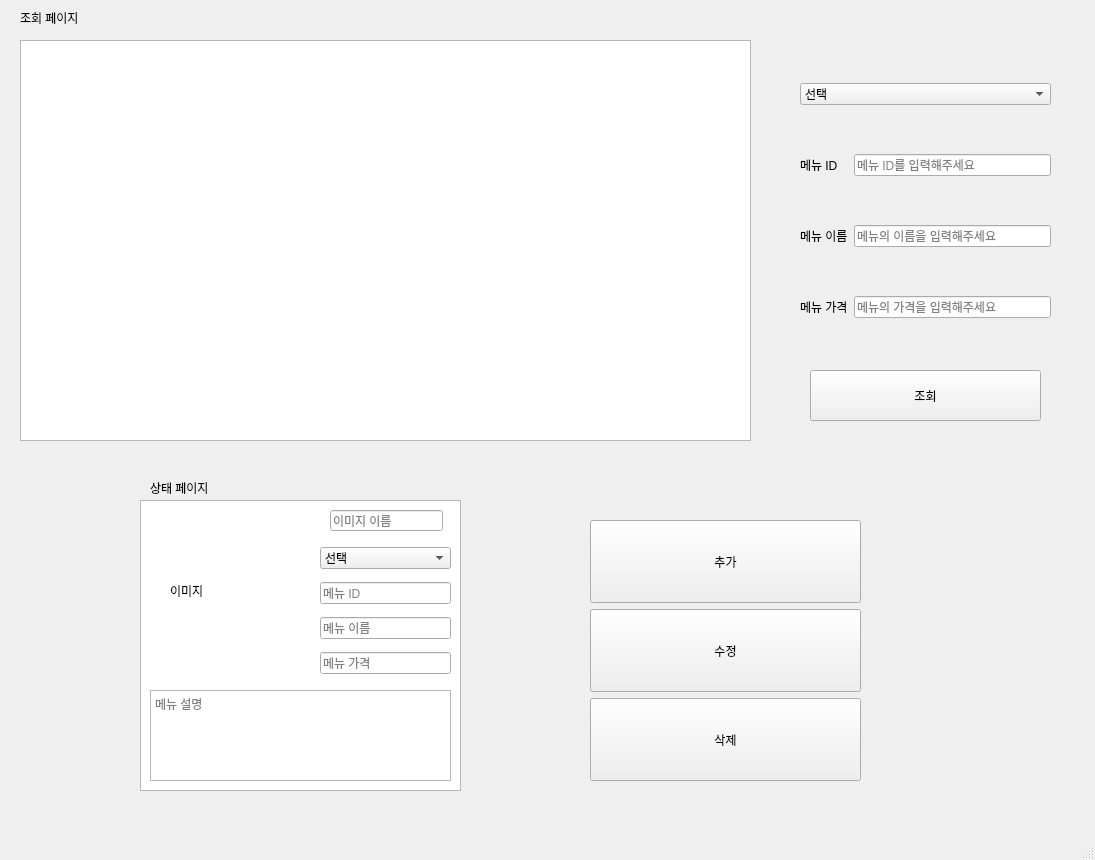
Qt form ui/manager.ui (BSEom/miniP_kiosk) before a commit.
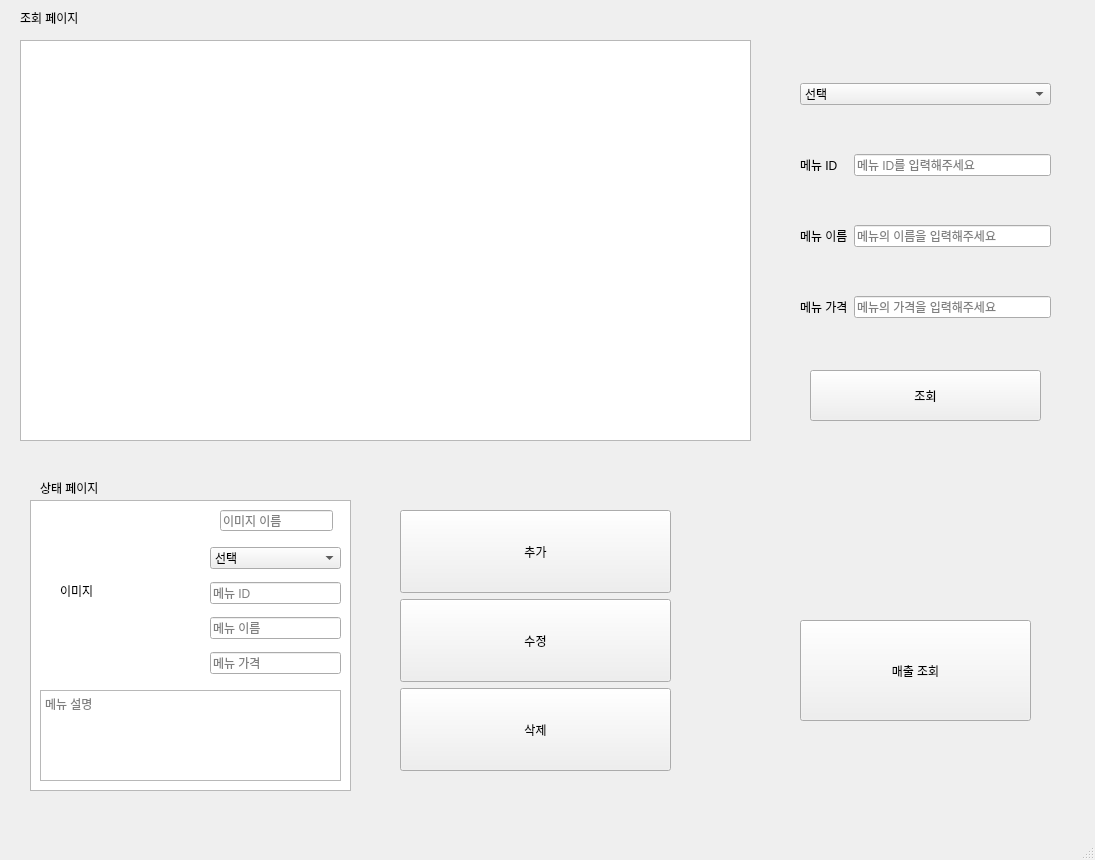
The same form after that commit.

Commit message: 0329 manager ui 수정

Patch:
```diff
--- a/ui/manager.ui
+++ b/ui/manager.ui
@@ -17,8 +17,8 @@
    <widget class="QWidget" name="verticalLayoutWidget_2">
     <property name="geometry">
      <rect>
-      <x>590</x>
-      <y>520</y>
+      <x>400</x>
+      <y>510</y>
       <width>271</width>
       <height>261</height>
      </rect>
@@ -203,7 +203,7 @@
    <widget class="QLabel" name="label_2">
     <property name="geometry">
      <rect>
-      <x>150</x>
+      <x>40</x>
       <y>480</y>
       <width>101</width>
       <height>16</height>
@@ -239,7 +239,7 @@
    <widget class="QTableWidget" name="tblMenu2">
     <property name="geometry">
      <rect>
-      <x>140</x>
+      <x>30</x>
       <y>500</y>
       <width>321</width>
       <height>291</height>
@@ -249,7 +249,7 @@
    <widget class="QWidget" name="verticalLayoutWidget_3">
     <property name="geometry">
      <rect>
-      <x>320</x>
+      <x>210</x>
       <y>540</y>
       <width>131</width>
       <height>141</height>
@@ -326,7 +326,7 @@
    <widget class="QLabel" name="menu_image_input">
     <property name="geometry">
      <rect>
-      <x>170</x>
+      <x>60</x>
       <y>520</y>
       <width>141</width>
       <height>141</height>
@@ -339,7 +339,7 @@
    <widget class="QTextEdit" name="menu_info_input">
     <property name="geometry">
      <rect>
-      <x>150</x>
+      <x>40</x>
       <y>690</y>
       <width>301</width>
       <height>91</height>
@@ -352,7 +352,7 @@
    <widget class="QLineEdit" name="menu_image_input_name">
     <property name="geometry">
      <rect>
-      <x>330</x>
+      <x>220</x>
       <y>510</y>
       <width>113</width>
       <height>21</height>
@@ -362,6 +362,19 @@
      <string>이미지 이름</string>
     </property>
    </widget>
+   <widget class="QPushButton" name="pushButton">
+    <property name="geometry">
+     <rect>
+      <x>800</x>
+      <y>620</y>
+      <width>231</width>
+      <height>101</height>
+     </rect>
+    </property>
+    <property name="text">
+     <string>매출 조회</string>
+    </property>
+   </widget>
   </widget>
   <widget class="QMenuBar" name="menubar">
    <property name="geometry">
```
